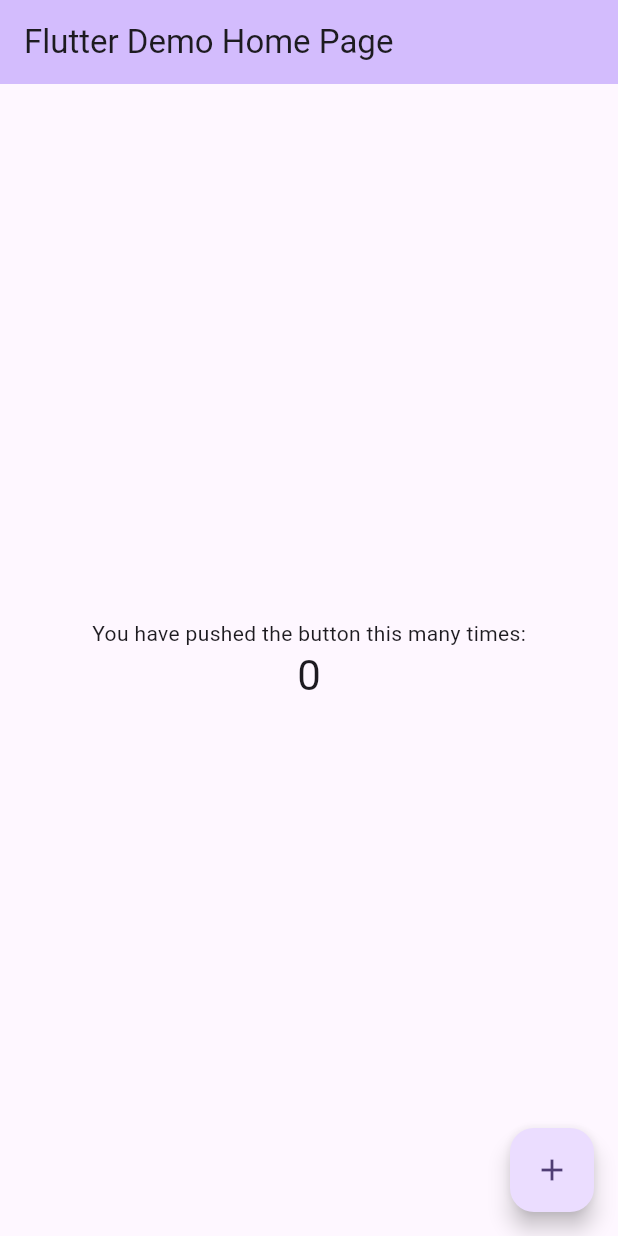
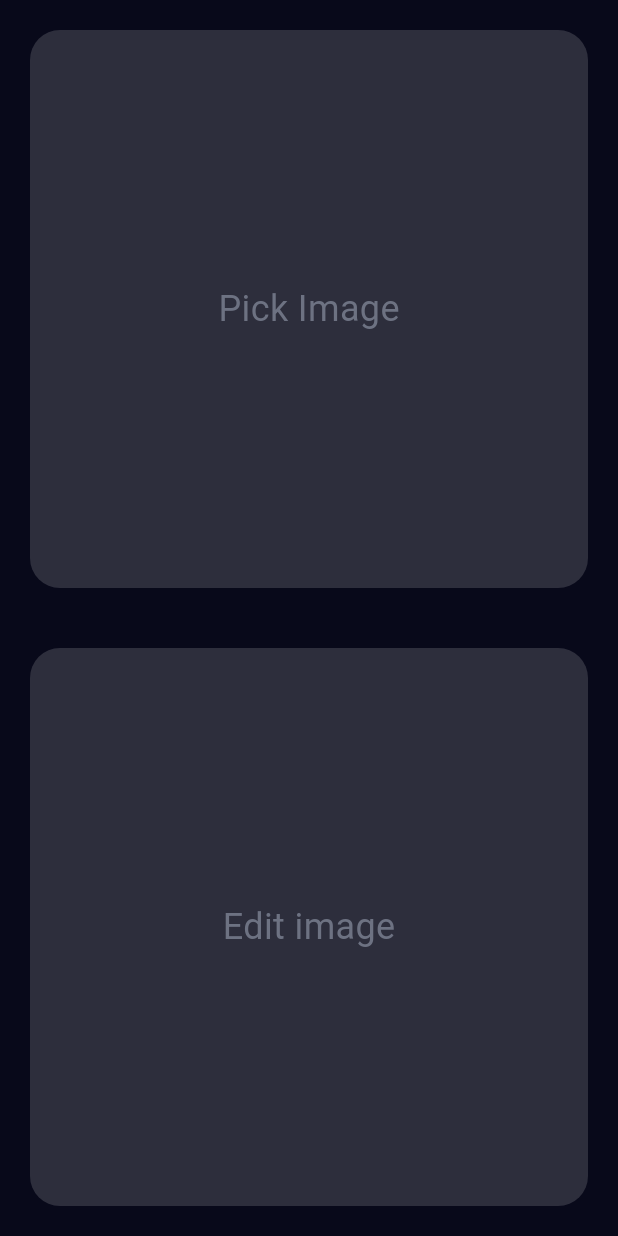
Before and after one commit to narekv7/image_processing, a Flutter app: the screen it shows after launch, on a phone screen of 412 x 824 dp. Run offline on Flutter 3.47's test engine with Material 3 defaults, Android fonts, the light colour scheme and no system bars; our stand-ins replace flutter_bloc, freezed_annotation, image_picker.

Commit message:
feat: image processing in kotlin

```diff
--- /dev/null
+++ b/lib/application/image_editer/image_editer_bloc.dart
@@ -0,0 +1,51 @@
+import 'package:flutter/services.dart';
+import 'package:flutter_bloc/flutter_bloc.dart';
+import 'package:freezed_annotation/freezed_annotation.dart';
+import 'package:image_processing/application/image_picker/image_picker_bloc.dart';
+import 'package:image_processing/domain/i_native_image_processor.dart';
+
+part 'image_editer_bloc.freezed.dart';
+part 'image_editer_state.dart';
+part 'image_editer_event.dart';
+
+class ImageEditerBloc extends Bloc<ImageEditerEvent, ImageEditerState> {
+  final ImagePickerBloc _imagePickerBloc;
+  final INativeImageProcessor _imageProcessor;
+
+  ImageEditerBloc(
+    this._imagePickerBloc,
+    this._imageProcessor,
+  ) : super(const ImageEditerState.init()) {
+    on<_Edit>(_onEdit);
+  }
+
+  Future<void> _onEdit(
+    _Edit event,
+    Emitter<ImageEditerState> emit,
+  ) async {
+    emit(const ImageEditerState.inProcess());
+
+    final pickedImagePath = _imagePickerBloc.state.mapOrNull<String?>(
+      picked: (pickedState) => pickedState.path,
+    );
+
+    if (pickedImagePath == null) {
+      return emit(
+        const ImageEditerState.failed(errorMessage: "Please pick image"),
+      );
+    }
+
+    try {
+      final result = await _imageProcessor.editImage(pickedImagePath);
+
+      emit(ImageEditerState.done(unit8List: result));
+    } catch (_) {
+      print(_);
+      emit(
+        ImageEditerState.failed(
+          errorMessage: "Oops... Something went wrong $_",
+        ),
+      );
+    }
+  }
+}
--- /dev/null
+++ b/lib/application/image_editer/image_editer_event.dart
@@ -0,0 +1,6 @@
+part of 'image_editer_bloc.dart';
+
+@freezed
+class ImageEditerEvent with _$ImageEditerEvent {
+  const factory ImageEditerEvent.edit() = _Edit;
+}
--- /dev/null
+++ b/lib/application/image_editer/image_editer_state.dart
@@ -0,0 +1,13 @@
+part of 'image_editer_bloc.dart';
+
+@freezed
+class ImageEditerState with _$ImageEditerState {
+  const factory ImageEditerState.init() = _Init;
+  const factory ImageEditerState.inProcess() = _InProcess;
+  const factory ImageEditerState.done({
+    required Uint8List unit8List,
+  }) = _Done;
+  const factory ImageEditerState.failed({
+    required String errorMessage,
+  }) = _Failed;
+}
--- /dev/null
+++ b/lib/application/image_picker/image_picker_bloc.dart
@@ -0,0 +1,34 @@
+import 'package:flutter_bloc/flutter_bloc.dart';
+import 'package:freezed_annotation/freezed_annotation.dart';
+import 'package:image_processing/domain/i_image_picker.dart';
+
+part 'image_picker_bloc.freezed.dart';
+part 'image_picker_event.dart';
+part 'image_picker_state.dart';
+
+class ImagePickerBloc extends Bloc<ImagePickerEvent, ImagePickerState> {
+  final IImagePicker _imagePicker;
+
+  ImagePickerBloc(
+    this._imagePicker,
+  ) : super(const ImagePickerState.init()) {
+    on<_Pick>(_onPick);
+  }
+
+  Future<void> _onPick(
+    _Pick event,
+    Emitter<ImagePickerState> emit,
+  ) async {
+    emit(const ImagePickerState.inProcess());
+
+    try {
+      final pickedImagePath = await _imagePicker.pickImage();
+
+      emit(
+        ImagePickerState.picked(path: pickedImagePath),
+      );
+    } catch (_) {
+      emit(const ImagePickerState.failed());
+    }
+  }
+}
--- /dev/null
+++ b/lib/application/image_picker/image_picker_event.dart
@@ -0,0 +1,6 @@
+part of 'image_picker_bloc.dart';
+
+@freezed
+class ImagePickerEvent with _$ImagePickerEvent {
+  const factory ImagePickerEvent.pick() = _Pick;
+}
--- /dev/null
+++ b/lib/application/image_picker/image_picker_state.dart
@@ -0,0 +1,11 @@
+part of 'image_picker_bloc.dart';
+
+@freezed
+class ImagePickerState with _$ImagePickerState {
+  const factory ImagePickerState.init() = _Init;
+  const factory ImagePickerState.inProcess() = _InProcess;
+  const factory ImagePickerState.picked({
+    required String path,
+  }) = _Picked;
+  const factory ImagePickerState.failed() = _Failed;
+}
--- /dev/null
+++ b/lib/domain/i_image_picker.dart
@@ -0,0 +1,4 @@
+abstract interface class IImagePicker {
+  // Should return path of picked image
+  Future<String> pickImage();
+}
--- /dev/null
+++ b/lib/domain/i_native_image_processor.dart
@@ -0,0 +1,5 @@
+import 'dart:typed_data';
+
+abstract interface class INativeImageProcessor {
+  Future<Uint8List> editImage(String path);
+}
--- /dev/null
+++ b/lib/infrastructure/image_picker_impl.dart
@@ -0,0 +1,18 @@
+import 'package:image_picker/image_picker.dart';
+
+import 'package:image_processing/domain/i_image_picker.dart';
+
+class ImagePickerImpl implements IImagePicker {
+  final ImagePicker _picker = ImagePicker();
+
+  @override
+  Future<String> pickImage() async {
+    final result = await _picker.pickImage(source: ImageSource.gallery);
+
+    if (result == null) {
+      throw Exception('Pick image failed');
+    }
+
+    return result.path;
+  }
+}
--- /dev/null
+++ b/lib/infrastructure/native_image_processor_impl.dart
@@ -0,0 +1,16 @@
+import 'package:flutter/services.dart';
+import 'package:image_processing/domain/i_native_image_processor.dart';
+
+class NativeImageProcessorImpl implements INativeImageProcessor {
+  static const _channel = MethodChannel('image_processing');
+
+  @override
+  Future<Uint8List> editImage(String path) async {
+    final Uint8List result = await _channel.invokeMethod(
+      'edit_image',
+      {'imagePath': path},
+    );
+
+    return result;
+  }
+}
--- /dev/null
+++ b/lib/locator.dart
@@ -0,0 +1,20 @@
+import 'package:image_processing/application/image_editer/image_editer_bloc.dart';
+import 'package:image_processing/application/image_picker/image_picker_bloc.dart';
+import 'package:image_processing/domain/i_image_picker.dart';
+import 'package:image_processing/domain/i_native_image_processor.dart';
+import 'package:image_processing/infrastructure/image_picker_impl.dart';
+import 'package:image_processing/infrastructure/native_image_processor_impl.dart';
+
+abstract final class Locator {
+  static final IImagePicker _imagePicker = ImagePickerImpl();
+
+  static final INativeImageProcessor _imageProcessor =
+      NativeImageProcessorImpl();
+
+  static final ImagePickerBloc imagePickerBloc = ImagePickerBloc(_imagePicker);
+
+  static final ImageEditerBloc imageEditerBloc = ImageEditerBloc(
+    imagePickerBloc,
+    _imageProcessor,
+  );
+}
--- a/lib/main.dart
+++ b/lib/main.dart
@@ -1,125 +1,6 @@
 import 'package:flutter/material.dart';
+import 'package:image_processing/presentation/app/app.dart';
 
 void main() {
-  runApp(const MyApp());
+  runApp(const ImageProcessingApp());
 }
-
-class MyApp extends StatelessWidget {
-  const MyApp({super.key});
-
-  // This widget is the root of your application.
-  @override
-  Widget build(BuildContext context) {
-    return MaterialApp(
-      title: 'Flutter Demo',
-      theme: ThemeData(
-        // This is the theme of your application.
-        //
-        // TRY THIS: Try running your application with "flutter run". You'll see
-        // the application has a purple toolbar. Then, without quitting the app,
-        // try changing the seedColor in the colorScheme below to Colors.green
-        // and then invoke "hot reload" (save your changes or press the "hot
-        // reload" button in a Flutter-supported IDE, or press "r" if you used
-        // the command line to start the app).
-        //
-        // Notice that the counter didn't reset back to zero; the application
-        // state is not lost during the reload. To reset the state, use hot
-        // restart instead.
-        //
-        // This works for code too, not just values: Most code changes can be
-        // tested with just a hot reload.
-        colorScheme: ColorScheme.fromSeed(seedColor: Colors.deepPurple),
-        useMaterial3: true,
-      ),
-      home: const MyHomePage(title: 'Flutter Demo Home Page'),
-    );
-  }
-}
-
-class MyHomePage extends StatefulWidget {
-  const MyHomePage({super.key, required this.title});
-
-  // This widget is the home page of your application. It is stateful, meaning
-  // that it has a State object (defined below) that contains fields that affect
-  // how it looks.
-
-  // This class is the configuration for the state. It holds the values (in this
-  // case the title) provided by the parent (in this case the App widget) and
-  // used by the build method of the State. Fields in a Widget subclass are
-  // always marked "final".
-
-  final String title;
-
-  @override
-  State<MyHomePage> createState() => _MyHomePageState();
-}
-
-class _MyHomePageState extends State<MyHomePage> {
-  int _counter = 0;
-
-  void _incrementCounter() {
-    setState(() {
-      // This call to setState tells the Flutter framework that something has
-      // changed in this State, which causes it to rerun the build method below
-      // so that the display can reflect the updated values. If we changed
-      // _counter without calling setState(), then the build method would not be
-      // called again, and so nothing would appear to happen.
-      _counter++;
-    });
-  }
-
-  @override
-  Widget build(BuildContext context) {
-    // This method is rerun every time setState is called, for instance as done
-    // by the _incrementCounter method above.
-    //
-    // The Flutter framework has been optimized to make rerunning build methods
-    // fast, so that you can just rebuild anything that needs updating rather
-    // than having to individually change instances of widgets.
-    return Scaffold(
-      appBar: AppBar(
-        // TRY THIS: Try changing the color here to a specific color (to
-        // Colors.amber, perhaps?) and trigger a hot reload to see the AppBar
-        // change color while the other colors stay the same.
-        backgroundColor: Theme.of(context).colorScheme.inversePrimary,
-        // Here we take the value from the MyHomePage object that was created by
-        // the App.build method, and use it to set our appbar title.
-        title: Text(widget.title),
-      ),
-      body: Center(
-        // Center is a layout widget. It takes a single child and positions it
-        // in the middle of the parent.
-        child: Column(
-          // Column is also a layout widget. It takes a list of children and
-          // arranges them vertically. By default, it sizes itself to fit its
-          // children horizontally, and tries to be as tall as its parent.
-          //
-          // Column has various properties to control how it sizes itself and
-          // how it positions its children. Here we use mainAxisAlignment to
-          // center the children vertically; the main axis here is the vertical
-          // axis because Columns are vertical (the cross axis would be
-          // horizontal).
-          //
-          // TRY THIS: Invoke "debug painting" (choose the "Toggle Debug Paint"
-          // action in the IDE, or press "p" in the console), to see the
-          // wireframe for each widget.
-          mainAxisAlignment: MainAxisAlignment.center,
-          children: <Widget>[
-            const Text(
-              'You have pushed the button this many times:',
-            ),
-            Text(
-              '$_counter',
-              style: Theme.of(context).textTheme.headlineMedium,
-            ),
-          ],
-        ),
-      ),
-      floatingActionButton: FloatingActionButton(
-        onPressed: _incrementCounter,
-        tooltip: 'Increment',
-        child: const Icon(Icons.add),
-      ), // This trailing comma makes auto-formatting nicer for build methods.
-    );
-  }
-}
--- /dev/null
+++ b/lib/presentation/app/app.dart
@@ -0,0 +1,27 @@
+import 'package:flutter/material.dart';
+import 'package:flutter_bloc/flutter_bloc.dart';
+import 'package:image_processing/application/image_editer/image_editer_bloc.dart';
+import 'package:image_processing/application/image_picker/image_picker_bloc.dart';
+import 'package:image_processing/locator.dart';
+import 'package:image_processing/presentation/home/home_screen.dart';
+
+class ImageProcessingApp extends StatelessWidget {
+  const ImageProcessingApp({super.key});
+
+  @override
+  Widget build(BuildContext context) {
+    return MaterialApp(
+      home: MultiBlocProvider(
+        providers: [
+          BlocProvider<ImagePickerBloc>(
+            create: (context) => Locator.imagePickerBloc,
+          ),
+          BlocProvider<ImageEditerBloc>(
+            create: (context) => Locator.imageEditerBloc,
+          ),
+        ],
+        child: const HomeScreen(),
+      ),
+    );
+  }
+}
--- /dev/null
+++ b/lib/presentation/home/home_screen.dart
@@ -0,0 +1,165 @@
+import 'dart:developer';
+import 'dart:io';
+import 'dart:typed_data';
+
+import 'package:flutter/material.dart';
+import 'package:flutter_bloc/flutter_bloc.dart';
+import 'package:image_processing/application/image_editer/image_editer_bloc.dart';
+
+import 'package:image_processing/application/image_picker/image_picker_bloc.dart';
+
+class HomeScreen extends StatelessWidget {
+  const HomeScreen({super.key});
+
+  @override
+  Widget build(BuildContext context) {
+    return Scaffold(
+      backgroundColor: const Color(0xff08091a),
+      body: Padding(
+        padding: const EdgeInsets.symmetric(horizontal: 20),
+        child: Column(
+          children: [
+            SizedBox(
+              width: double.infinity,
+              height: MediaQuery.of(context).padding.top + 20,
+            ),
+            BlocBuilder<ImagePickerBloc, ImagePickerState>(
+              builder: (context, imagePickerState) {
+                return Flexible(
+                  child: GestureDetector(
+                    onTap: () {
+                      imagePickerState.maybeMap(
+                        orElse: () {
+                          context
+                              .read<ImagePickerBloc>()
+                              .add(const ImagePickerEvent.pick());
+                        },
+                        inProcess: (_) {},
+                      );
+                    },
+                    child: Container(
+                      decoration: BoxDecoration(
+                        color: Colors.white.withOpacity(0.15),
+                        borderRadius: BorderRadius.circular(20),
+                      ),
+                      child: Center(
+                        child: imagePickerState.maybeMap<Widget>(
+                          picked: (pickedImageState) {
+                            return Padding(
+                              padding: const EdgeInsets.all(10),
+                              child: Image.file(
+                                File(pickedImageState.path),
+                                fit: BoxFit.fitWidth,
+                              ),
+                            );
+                          },
+                          inProcess: (_) {
+                            return const CircularProgressIndicator(
+                              color: Colors.grey,
+                            );
+                          },
+                          failed: (_) {
+                            return const Text(
+                              "Failed to pick image",
+                              style: TextStyle(
+                                fontSize: 24,
+                                color: Colors.red,
+                              ),
+                            );
+                          },
+                          orElse: () {
+                            return const Text(
+                              "Pick Image",
+                              style: TextStyle(
+                                fontSize: 24,
+                                color: Color(0xff6d7282),
+                              ),
+                            );
+                          },
+                        ),
+                      ),
+                    ),
+                  ),
+                );
+              },
+            ),
+            const SizedBox(height: 40),
+            BlocBuilder<ImageEditerBloc, ImageEditerState>(
+              builder: (context, imageEditerState) {
+                return Flexible(
+                  child: GestureDetector(
+                    onTap: () {
+                      log('WTF');
+                      context
+                          .read<ImageEditerBloc>()
+                          .add(const ImageEditerEvent.edit());
+                    },
+                    child: Container(
+                      decoration: BoxDecoration(
+                        color: Colors.white.withOpacity(0.15),
+                        borderRadius: BorderRadius.circular(20),
+                      ),
+                      child: Center(
+                        child: imageEditerState.map<Widget>(
+                          done: (doneState) {
+                            log(doneState.unit8List.toString());
+                            // return SizedBox();
+                            return Padding(
+                              padding: const EdgeInsets.all(10),
+                              child: Image.memory(
+                                doneState.unit8List,
+                                // fit: BoxFit.fitWidth,
+                              ),
+                              // child: Image.memory(
+                              //   createWhiteImageBytes(),
+                              //   fit: BoxFit.fitWidth,
+                              // ),
+                            );
+                          },
+                          init: (_) {
+                            return const Text(
+                              "Edit image",
+                              style: TextStyle(
+                                fontSize: 24,
+                                color: Color(0xff6d7282),
+                              ),
+                            );
+                          },
+                          inProcess: (_) {
+                            return const CircularProgressIndicator(
+                              color: Colors.grey,
+                            );
+                          },
+                          failed: (failedState) {
+                            return Text(
+                              failedState.errorMessage,
+                              style: const TextStyle(
+                                fontSize: 24,
+                                color: Colors.red,
+                              ),
+                            );
+                          },
+                        ),
+                      ),
+                    ),
+                  ),
+                );
+              },
+            ),
+            const SizedBox(height: 20),
+          ],
+        ),
+      ),
+    );
+  }
+}
+
+Uint8List createWhiteImageBytes() {
+  // Replace this with your actual image creation logic.
+  // For simplicity, creating a 1x1 white PNG image.
+  final bytes = Uint8List.fromList(
+    List.generate(
+        16, (index) => 0xFF), // Represents a 1x1 white image in PNG format.
+  );
+  return bytes;
+}
```
Also changed, not shown: lib/infrastructure/random_int.dart (added, +17 -0 lines), pubspec.yaml (+7 -4 lines), lib/application/image_editer/image_editer_bloc.freezed.dart (added), lib/application/image_picker/image_picker_bloc.freezed.dart (added), pubspec.lock, 8 other files.
